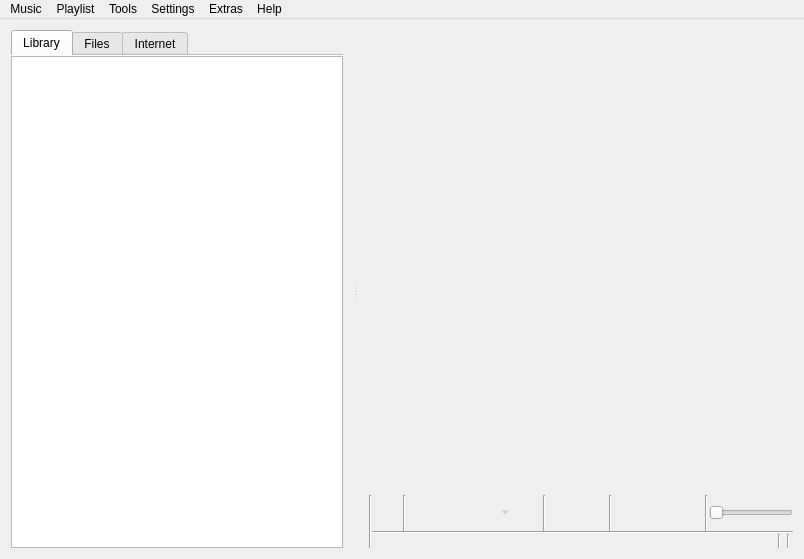
Qt form src/ui/mainwindow.ui (clementine-player/Clementine) before a commit.
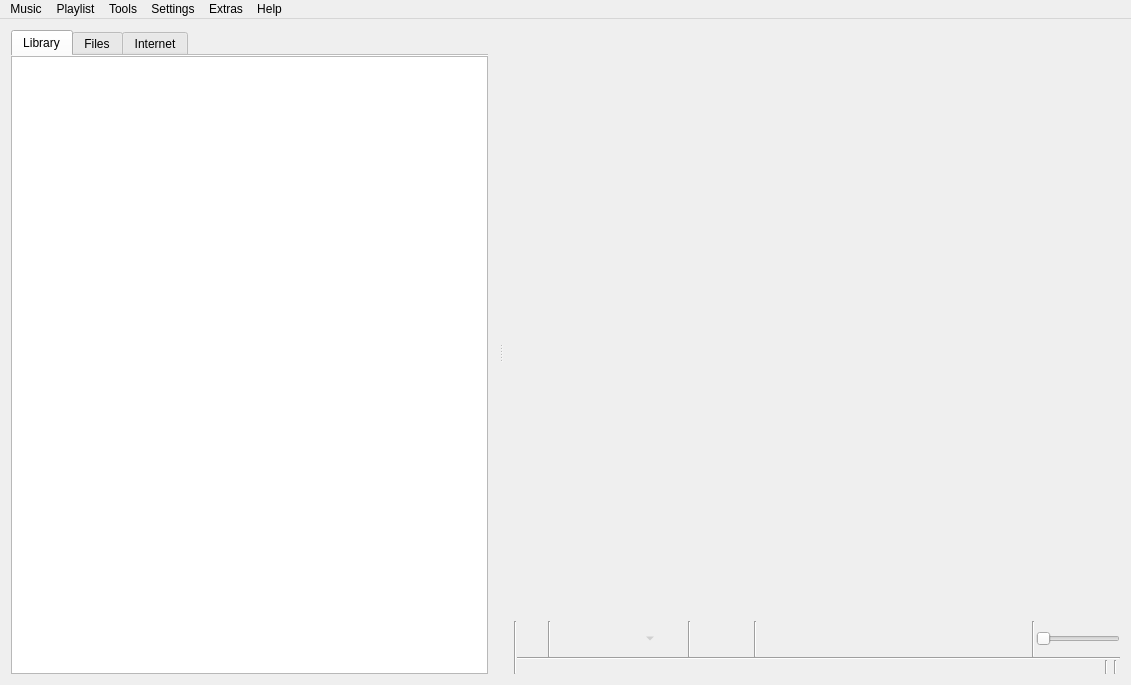
The same form after that commit. Icons and pictures are not drawn. Custom widgets are drawn as their Qt base class.

Commit message: Increase the default size of the main window

The edit to the form file:
```diff
--- a/src/ui/mainwindow.ui
+++ b/src/ui/mainwindow.ui
@@ -6,8 +6,8 @@
    <rect>
     <x>0</x>
     <y>0</y>
-    <width>804</width>
-    <height>559</height>
+    <width>1131</width>
+    <height>685</height>
    </rect>
   </property>
   <property name="windowTitle">
@@ -449,7 +449,7 @@
     <rect>
      <x>0</x>
      <y>0</y>
-     <width>804</width>
+     <width>1131</width>
      <height>25</height>
     </rect>
    </property>
```
